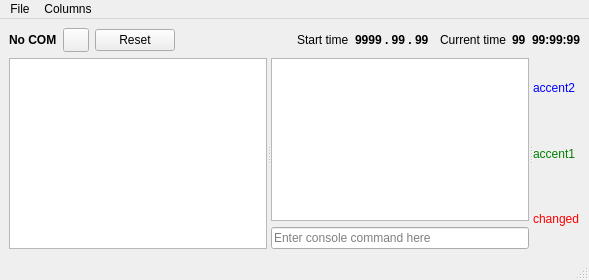
This is MeshConsole/MeshConsole.ui in Kreyl/armlet as Qt 5 draws it before an edit. The edited form follows.
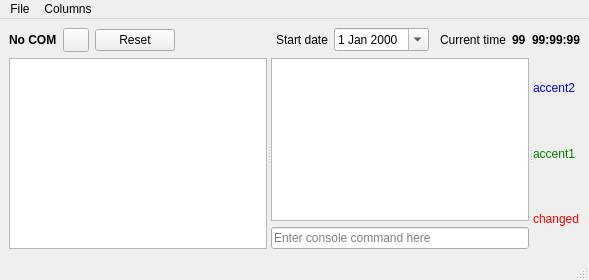
This is the edited form. Icons and pictures are not drawn. Custom widgets are drawn as their Qt base class.

Commit message: MeshConsole refactored to set start date by the user, not the device Various fixes

Diff of the .ui file:
```diff
--- a/MeshConsole/MeshConsole.ui
+++ b/MeshConsole/MeshConsole.ui
@@ -83,7 +83,7 @@
       <item>
        <widget class="QLabel" name="startTimeLabel">
         <property name="text">
-         <string>Start time</string>
+         <string>Start date</string>
         </property>
         <property name="indent">
          <number>5</number>
@@ -91,12 +91,9 @@
        </widget>
       </item>
       <item>
-       <widget class="DateValueLabel" name="startTimeValueLabel">
-        <property name="styleSheet">
-         <string notr="true">font-weight: bold</string>
-        </property>
-        <property name="text">
-         <string>9999 . 99 . 99</string>
+       <widget class="StartDateEdit" name="startDateEdit">
+        <property name="calendarPopup">
+         <bool>true</bool>
         </property>
        </widget>
       </item>
@@ -420,16 +417,16 @@
    <extends>QLabel</extends>
    <header>MeshConsole</header>
   </customwidget>
-  <customwidget>
-   <class>DateValueLabel</class>
-   <extends>QLabel</extends>
-   <header>MeshConsole</header>
-  </customwidget>
   <customwidget>
    <class>DateTimeValueLabel</class>
    <extends>QLabel</extends>
    <header>MeshConsole</header>
   </customwidget>
+  <customwidget>
+   <class>StartDateEdit</class>
+   <extends>QDateEdit</extends>
+   <header>MeshConsole</header>
+  </customwidget>
   <customwidget>
    <class>ConsoleEdit</class>
    <extends>QLineEdit</extends>
```
Left out of the diff: 4 changed lines with no effect on the pictures. The commit also changes 2 other files.
